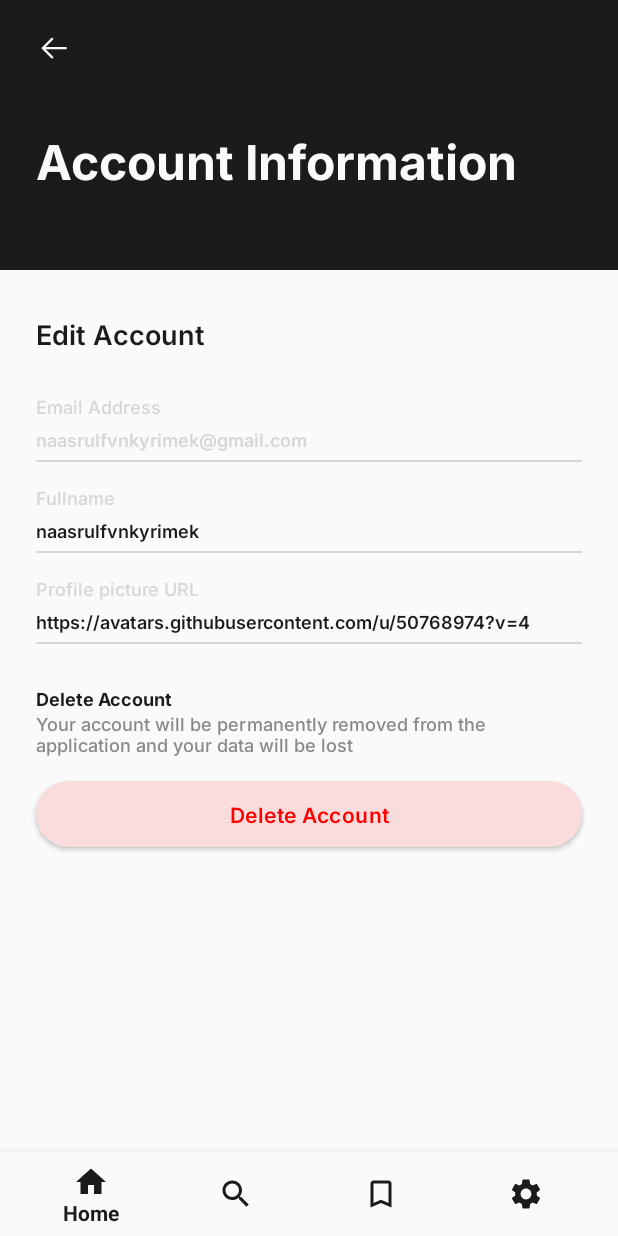
After one commit to adlihidayat/Halal-Recipe, an Android app: the fragment FragmentAccountInformation placed in its activity, on a phone screen of 412 x 824 dp. The commit adds this screen. Run offline under Robolectric (Android 15) with nearby library versions, the phone set to English and light mode, and no system bars.

Commit message:
change activity home to main & add account information UI

```diff
--- /dev/null
+++ b/app/src/main/java/com/example/halalrecipe/FragmentAccountInformation.kt
@@ -0,0 +1,59 @@
+package com.example.halalrecipe
+
+import android.os.Bundle
+import androidx.fragment.app.Fragment
+import android.view.LayoutInflater
+import android.view.View
+import android.view.ViewGroup
+
+// TODO: Rename parameter arguments, choose names that match
+// the fragment initialization parameters, e.g. ARG_ITEM_NUMBER
+private const val ARG_PARAM1 = "param1"
+private const val ARG_PARAM2 = "param2"
+
+/**
+ * A simple [Fragment] subclass.
+ * Use the [Home.newInstance] factory method to
+ * create an instance of this fragment.
+ */
+class FragmentAccountInformation : Fragment() {
+    // TODO: Rename and change types of parameters
+    private var param1: String? = null
+    private var param2: String? = null
+
+    override fun onCreate(savedInstanceState: Bundle?) {
+        super.onCreate(savedInstanceState)
+        arguments?.let {
+            param1 = it.getString(ARG_PARAM1)
+            param2 = it.getString(ARG_PARAM2)
+        }
+    }
+
+    override fun onCreateView(
+        inflater: LayoutInflater, container: ViewGroup?,
+        savedInstanceState: Bundle?
+    ): View? {
+        // Inflate the layout for this fragment
+        return inflater.inflate(R.layout.fragment_account_information, container, false)
+    }
+
+    companion object {
+        /**
+         * Use this factory method to create a new instance of
+         * this fragment using the provided parameters.
+         *
+         * @param param1 Parameter 1.
+         * @param param2 Parameter 2.
+         * @return A new instance of fragment Home.
+         */
+        // TODO: Rename and change types and number of parameters
+        @JvmStatic
+        fun newInstance(param1: String, param2: String) =
+            Home().apply {
+                arguments = Bundle().apply {
+                    putString(ARG_PARAM1, param1)
+                    putString(ARG_PARAM2, param2)
+                }
+            }
+    }
+}
--- a/app/src/main/java/com/example/halalrecipe/Settings.kt
+++ b/app/src/main/java/com/example/halalrecipe/Settings.kt
@@ -7,6 +7,7 @@ import android.view.View
 import android.view.ViewGroup
 import android.widget.LinearLayout
 import androidx.fragment.app.Fragment
+import androidx.fragment.app.FragmentTransaction
 import com.example.halalrecipe.activity.LoginActivity
 import com.example.halalrecipe.activity.NotificationsActivity
 import com.google.firebase.auth.FirebaseAuth
@@ -65,6 +66,18 @@ class Settings : Fragment() {
             activity?.finish() // Close the current fragment
         }
 
+        // Find the LinearLayout for "Account Information"
+        val accountInformationButton: LinearLayout = view.findViewById(R.id.account_information_button)
+
+        // Set click listener for the "Account Information" button
+        accountInformationButton.setOnClickListener {
+            // Replace the current fragment with FragmentAccountInformation
+            val fragmentTransaction: FragmentTransaction = parentFragmentManager.beginTransaction()
+            fragmentTransaction.replace(R.id.fragment_container, FragmentAccountInformation())
+            fragmentTransaction.addToBackStack(null) // Add to back stack so you can go back
+            fragmentTransaction.commit()
+        }
+
         return view
     }
 
--- a/app/src/main/java/com/example/halalrecipe/activity/HomeActivity.kt
+++ /dev/null
@@ -1,40 +0,0 @@
-package com.example.halalrecipe.activity
-
-import android.os.Bundle
-import androidx.appcompat.app.AppCompatActivity
-import androidx.fragment.app.Fragment
-import com.example.halalrecipe.Home
-import com.example.halalrecipe.R
-import com.example.halalrecipe.Saved
-import com.example.halalrecipe.Search
-import com.example.halalrecipe.Settings
-import com.example.halalrecipe.databinding.ActivityHomeBinding
-
-class HomeActivity : AppCompatActivity() {
-
-    private lateinit var binding: ActivityHomeBinding
-
-    override fun onCreate(savedInstanceState: Bundle?) {
-        super.onCreate(savedInstanceState)
-        binding = ActivityHomeBinding.inflate(layoutInflater)
-        setContentView(binding.root)
-
-        binding.bottomNavigationView.setOnItemSelectedListener {
-            when (it.itemId) {
-                R.id.home -> replaceFragment(Home())
-                R.id.search -> replaceFragment(Search())
-                R.id.saved -> replaceFragment(Saved())
-                R.id.settings -> replaceFragment(Settings())
-                else -> {}
-            }
-            true
-        }
-    }
-
-    private fun replaceFragment(fragment: Fragment) {
-        val fragmentManager = supportFragmentManager
-        val fragmentTransaction = fragmentManager.beginTransaction()
-        fragmentTransaction.replace(R.id.frame_layout, fragment)
-        fragmentTransaction.commit()
-    }
-}
--- a/app/src/main/java/com/example/halalrecipe/activity/LoginActivity.kt
+++ b/app/src/main/java/com/example/halalrecipe/activity/LoginActivity.kt
@@ -141,7 +141,7 @@ class LoginActivity : AppCompatActivity() {
                             .addOnSuccessListener {
                                 Log.d("LoginActivity", "User data saved successfully")
                                 // Navigate to RegisterActivity upon successful login
-                                val intent = Intent(this, HomeActivity::class.java)
+                                val intent = Intent(this, MainActivity::class.java)
                                 startActivity(intent)
                                 finish() // Optional: close LoginActivity if you don't want to return to it
                             }
@@ -207,7 +207,7 @@ class LoginActivity : AppCompatActivity() {
                 .addOnSuccessListener {
                     Log.d("LoginActivity", "GitHub user data saved successfully")
                     // Navigate to next activity or update UI as needed
-                    val intent = Intent(this, HomeActivity::class.java)
+                    val intent = Intent(this, MainActivity::class.java)
                     startActivity(intent)
                     finish()
                 }
@@ -229,7 +229,7 @@ class LoginActivity : AppCompatActivity() {
                     Toast.makeText(this, "Welcome ${user?.email}", Toast.LENGTH_SHORT).show()
 
                     // Navigate to RegisterActivity or home screen
-                    val intent = Intent(this, HomeActivity::class.java)
+                    val intent = Intent(this, MainActivity::class.java)
                     startActivity(intent)
                     finish()
                 } else {
--- /dev/null
+++ b/app/src/main/java/com/example/halalrecipe/activity/MainActivity.kt
@@ -0,0 +1,48 @@
+package com.example.halalrecipe.activity
+
+import android.os.Bundle
+import androidx.appcompat.app.AppCompatActivity
+import androidx.fragment.app.Fragment
+import com.example.halalrecipe.Home
+import com.example.halalrecipe.R
+import com.example.halalrecipe.Saved
+import com.example.halalrecipe.Search
+import com.example.halalrecipe.Settings
+import com.google.android.material.bottomnavigation.BottomNavigationView
+
+class MainActivity : AppCompatActivity() {
+
+    override fun onCreate(savedInstanceState: Bundle?) {
+        super.onCreate(savedInstanceState)
+        setContentView(R.layout.activity_main)
+
+        val bottomNavigationView = findViewById<BottomNavigationView>(R.id.bottomNavigationView)
+
+        // Load HomeFragment by default when the activity starts
+        if (savedInstanceState == null) {
+            supportFragmentManager.beginTransaction()
+                .replace(R.id.fragment_container, Home()) // Add HomeFragment into the container
+                .commit()
+        }
+
+        // Set listener to handle navigation item selections
+        bottomNavigationView.setOnItemSelectedListener { item ->
+            when (item.itemId) {
+                R.id.home -> replaceFragment(Home())
+                R.id.saved -> replaceFragment(Saved())
+                R.id.search -> replaceFragment(Search())
+                R.id.settings -> replaceFragment(Settings())
+                else -> false
+            }
+            true
+        }
+    }
+
+    // Helper method to replace fragments in the FrameLayout container
+    private fun replaceFragment(fragment: Fragment): Boolean {
+        supportFragmentManager.beginTransaction()
+            .replace(R.id.fragment_container, fragment)
+            .commit()
+        return true
+    }
+}
--- a/app/src/main/java/com/example/halalrecipe/activity/RegisterActivity.kt
+++ b/app/src/main/java/com/example/halalrecipe/activity/RegisterActivity.kt
@@ -190,7 +190,7 @@ class RegisterActivity : AppCompatActivity() {
                             .addOnSuccessListener {
                                 Log.d("LoginActivity", "User data saved successfully")
                                 // Navigate to RegisterActivity upon successful login
-                                val intent = Intent(this, HomeActivity::class.java)
+                                val intent = Intent(this, MainActivity::class.java)
                                 startActivity(intent)
                                 finish() // Optional: close LoginActivity if you don't want to return to it
                             }
@@ -256,7 +256,7 @@ class RegisterActivity : AppCompatActivity() {
                 .addOnSuccessListener {
                     Log.d("LoginActivity", "GitHub user data saved successfully")
                     // Navigate to next activity or update UI as needed
-                    val intent = Intent(this, HomeActivity::class.java)
+                    val intent = Intent(this, MainActivity::class.java)
                     startActivity(intent)
                     finish()
                 }
--- /dev/null
+++ b/app/src/main/res/drawable/rounded_button_delete_red.xml
@@ -0,0 +1,5 @@
+<!-- res/drawable/rounded_button_black.xml -->
+<shape xmlns:android="http://schemas.android.com/apk/res/android">
+    <solid android:color="#FBDCDC" /> <!-- Button background color -->
+    <corners android:radius="100dp" />    <!-- Set the corner radius -->
+</shape>
--- a/app/src/main/res/layout/activity_home.xml
+++ /dev/null
@@ -1,36 +0,0 @@
-<?xml version="1.0" encoding="utf-8"?>
-    <androidx.constraintlayout.widget.ConstraintLayout xmlns:android="http://schemas.android.com/apk/res/android"
-        xmlns:app="http://schemas.android.com/apk/res-auto"
-        xmlns:tools="http://schemas.android.com/tools"
-        android:layout_width="match_parent"
-        android:background="@color/white"
-        android:layout_height="match_parent">
-
-    <FrameLayout
-        android:id="@+id/frame_layout"
-        android:layout_width="0dp"
-        android:layout_height="0dp"
-        app:layout_constraintBottom_toTopOf="@+id/bottomNavigationView"
-        app:layout_constraintEnd_toEndOf="parent"
-        app:layout_constraintStart_toStartOf="parent"
-        app:layout_constraintTop_toTopOf="parent">
-
-    </FrameLayout>
-
-        <com.google.android.material.bottomnavigation.BottomNavigationView
-        android:id="@+id/bottomNavigationView"
-        android:layout_width="0dp"
-        android:layout_height="wrap_content"
-        android:background="@color/white"
-        app:itemBackground="@color/white"
-        app:itemIconTint="@color/black"
-        app:itemTextColor="@color/black"
-        app:layout_constraintBottom_toBottomOf="parent"
-        app:layout_constraintEnd_toEndOf="parent"
-        app:layout_constraintHorizontal_bias="0.0"
-        app:layout_constraintStart_toStartOf="parent"
-        app:menu="@menu/bottom_nav" />
-
-
-
-</androidx.constraintlayout.widget.ConstraintLayout>
--- /dev/null
+++ b/app/src/main/res/layout/activity_main.xml
@@ -0,0 +1,30 @@
+<?xml version="1.0" encoding="utf-8"?>
+<androidx.constraintlayout.widget.ConstraintLayout xmlns:android="http://schemas.android.com/apk/res/android"
+    xmlns:app="http://schemas.android.com/apk/res-auto"
+    xmlns:tools="http://schemas.android.com/tools"
+    android:layout_width="match_parent"
+    android:background="@color/white"
+    android:layout_height="match_parent">
+
+    <!-- FrameLayout to hold activity content -->
+    <FrameLayout
+        android:id="@+id/fragment_container"
+        android:layout_width="match_parent"
+        android:layout_height="match_parent"
+        app:layout_constraintBottom_toTopOf="@id/bottomNavigationView"
+        app:layout_constraintTop_toTopOf="parent"/>
+
+    <!-- Bottom Navigation View -->
+    <com.google.android.material.bottomnavigation.BottomNavigationView
+        android:id="@+id/bottomNavigationView"
+        android:layout_width="match_parent"
+        android:layout_height="wrap_content"
+        android:background="@color/white"
+        app:itemBackground="@color/white"
+        app:itemIconTint="@color/black"
+        app:itemTextColor="@color/black"
+        app:layout_constraintBottom_toBottomOf="parent"
+        app:layout_constraintStart_toStartOf="parent"
+        app:layout_constraintEnd_toEndOf="parent"
+        app:menu="@menu/bottom_nav" />
+</androidx.constraintlayout.widget.ConstraintLayout>
--- /dev/null
+++ b/app/src/main/res/layout/fragment_account_information.xml
@@ -0,0 +1,194 @@
+<?xml version="1.0" encoding="utf-8"?>
+<FrameLayout xmlns:android="http://schemas.android.com/apk/res/android"
+    xmlns:app="http://schemas.android.com/apk/res-auto"
+    xmlns:tools="http://schemas.android.com/tools"
+    android:layout_width="match_parent"
+    android:layout_height="match_parent"
+    android:background="@color/white"
+    tools:context=".Settings"
+    android:gravity="top|start">
+
+    <!-- Main container LinearLayout -->
+    <LinearLayout
+        android:layout_width="match_parent"
+        android:layout_height="match_parent"
+        android:orientation="vertical"
+        android:gravity="center_horizontal"> <!-- Center all children horizontally -->
+
+        <!-- Header Section -->
+        <LinearLayout
+            android:layout_width="match_parent"
+            android:layout_height="180dp"
+            android:background="@color/black"
+            android:orientation="vertical"
+            android:gravity="center_horizontal"> <!-- Center children horizontally -->
+
+            <!-- Home Button -->
+            <LinearLayout
+                android:layout_width="364dp"
+                android:layout_height="wrap_content"
+                android:layout_marginTop="20dp">
+                <ImageButton
+                    android:id="@+id/homeButton"
+                    android:layout_width="24dp"
+                    android:layout_height="24dp"
+                    android:background="@color/white"
+                    android:backgroundTint="@color/black"
+                    android:scaleType="center"
+                    android:src="@drawable/icon_arrowhite" />
+            </LinearLayout>
+
+            <!-- Title Text -->
+            <TextView
+                android:id="@+id/textView3"
+                android:layout_width="364dp"
+                android:layout_height="wrap_content"
+                android:layout_marginTop="40dp"
+                android:fontFamily="@font/inter_bold"
+                android:text="Account Information"
+                android:textColor="@color/white"
+                android:textSize="32sp" />
+        </LinearLayout>
+
+        <!-- Edit Account Section -->
+        <TextView
+            android:layout_width="364dp"
+            android:layout_height="wrap_content"
+            android:id="@+id/textView4"
+            android:textSize="18dp"
+            android:layout_marginTop="30dp"
+            android:textColor="@color/black"
+            android:fontFamily="@font/inter_semibold"
+            android:layout_marginBottom="28dp"
+            android:text="Edit Account" />
+
+        <!-- User Edit Section -->
+        <LinearLayout
+        android:layout_width="364dp"
+        android:layout_height="wrap_content"
+            android:layout_marginBottom="28dp"
+        android:orientation="vertical">
+            <LinearLayout
+                android:layout_width="match_parent"
+                android:layout_height="wrap_content"
+                android:layout_marginBottom="15dp"
+                android:orientation="vertical"> <!-- Center all children horizontally -->
+
+                <TextView
+                    android:layout_width="wrap_content"
+                    android:layout_height="22dp"
+                    android:textSize="12sp"
+                    android:textColor="@color/gray"
+                    android:fontFamily="@font/inter_medium"
+                    android:text="Email Address" />
+
+                <TextView
+                    android:layout_width="wrap_content"
+                    android:layout_height="22dp"
+                    android:textSize="12sp"
+                    android:textColor="@color/gray"
+                    android:fontFamily="@font/inter_semibold"
+                    android:text="naasrulfvnkyrimek@gmail.com" />
+
+                <View
+                    android:layout_width="match_parent"
+                    android:layout_height="1dp"
+                    android:layout_weight="1"
+                    android:background="@color/gray" />
+            </LinearLayout>
+            <LinearLayout
+                android:layout_width="match_parent"
+                android:layout_height="wrap_content"
+                android:layout_marginBottom="15dp"
+                android:orientation="vertical"> <!-- Center all children horizontally -->
+
+                <TextView
+                    android:layout_width="wrap_content"
+                    android:layout_height="22dp"
+                    android:textSize="12sp"
+                    android:textColor="@color/gray"
+                    android:fontFamily="@font/inter_medium"
+                    android:text="Fullname" />
+
+                <TextView
+                    android:layout_width="wrap_content"
+                    android:layout_height="22dp"
+                    android:textSize="12sp"
+                    android:textColor="@color/black"
+                    android:fontFamily="@font/inter_semibold"
+                    android:text="naasrulfvnkyrimek" />
+
+                <View
+                    android:layout_width="match_parent"
+                    android:layout_height="1dp"
+                    android:layout_weight="1"
+                    android:background="@color/gray" />
+            </LinearLayout>
+            <LinearLayout
+                android:layout_width="match_parent"
+                android:layout_height="wrap_content"
+                android:orientation="vertical"> <!-- Center all children horizontally -->
+
+                <TextView
+                    android:layout_width="wrap_content"
+                    android:layout_height="22dp"
+                    android:textSize="12sp"
+                    android:textColor="@color/gray"
+                    android:fontFamily="@font/inter_medium"
+                    android:text="Profile picture URL" />
+
+                <TextView
+                    android:layout_width="wrap_content"
+                    android:layout_height="22dp"
+                    android:textSize="12sp"
+                    android:textColor="@color/black"
+                    android:fontFamily="@font/inter_semibold"
+                    android:text="https://avatars.githubusercontent.com/u/50768974?v=4" />
+
+                <View
+                    android:layout_width="match_parent"
+                    android:layout_height="1dp"
+                    android:layout_weight="1"
+                    android:background="@color/gray" />
+            </LinearLayout>
+        </LinearLayout>
+
+        <LinearLayout
+            android:layout_width="364sp"
+            android:layout_height="wrap_content"
+            android:layout_marginBottom="16dp"
+            android:orientation="vertical">
+
+            <TextView
+                android:layout_width="wrap_content"
+                android:layout_height="wrap_content"
+                android:textSize="12sp"
+                android:textColor="@color/black"
+                android:fontFamily="@font/inter_bold"
+                android:text="Delete Account" />
+
+            <TextView
+                android:layout_width="wrap_content"
+                android:layout_height="wrap_content"
+                android:textSize="12sp"
+                android:textColor="@color/darkGray"
+                android:fontFamily="@font/inter_medium"
+                android:text="Your account will be permanently removed from the application and your data will be lost" />
+
+        </LinearLayout>
+
+        <Button
+            android:id="@+id/login_button"
+            android:layout_width="364dp"
+            android:layout_height="44dp"
+            android:layout_marginBottom="36dp"
+            android:background="@drawable/rounded_button_delete_red"
+            android:fontFamily="@font/inter_semibold"
+            android:letterSpacing=".02"
+            android:text="Delete Account"
+            android:textAllCaps="false"
+            android:textColor="@color/red"
+            android:gravity="center"
+            android:textSize="14sp" />
+    </LinearLayout>
+</FrameLayout>
--- a/app/src/main/res/layout/fragment_saved.xml
+++ b/app/src/main/res/layout/fragment_saved.xml
@@ -3,12 +3,17 @@
     xmlns:tools="http://schemas.android.com/tools"
     android:layout_width="match_parent"
     android:layout_height="match_parent"
-    tools:context=".Saved">
+    android:background="@color/black"
+    tools:context=".Home">
 
     <!-- TODO: Update blank fragment layout -->
     <TextView
-        android:layout_width="match_parent"
-        android:layout_height="match_parent"
-        android:text="@string/hello_blank_fragment" />
+        android:layout_width="wrap_content"
+        android:layout_height="wrap_content"
+        android:text="Saved Fragment"
+        android:textSize="26dp"
+        android:layout_gravity="center"/>
+
+
 
 </FrameLayout>
--- a/app/src/main/res/layout/fragment_search.xml
+++ b/app/src/main/res/layout/fragment_search.xml
@@ -3,12 +3,17 @@
     xmlns:tools="http://schemas.android.com/tools"
     android:layout_width="match_parent"
     android:layout_height="match_parent"
-    tools:context=".Search">
+    android:background="@color/black"
+    tools:context=".Home">
 
     <!-- TODO: Update blank fragment layout -->
     <TextView
-        android:layout_width="match_parent"
-        android:layout_height="match_parent"
-        android:text="@string/hello_blank_fragment" />
+        android:layout_width="wrap_content"
+        android:layout_height="wrap_content"
+        android:text="Search Fragment"
+        android:textSize="26dp"
+        android:layout_gravity="center"/>
+
+
 
 </FrameLayout>
--- a/app/src/main/res/layout/fragment_settings.xml
+++ b/app/src/main/res/layout/fragment_settings.xml
@@ -66,6 +66,7 @@
             android:orientation="vertical">
 
             <LinearLayout
+                android:id="@+id/account_information_button"
                 android:layout_width="364dp"
                 android:layout_height="56dp"
                 android:orientation="horizontal"
--- a/app/src/main/res/values/colors.xml
+++ b/app/src/main/res/values/colors.xml
@@ -2,6 +2,7 @@
 <resources>
     <color name="yellow">#FABE4A</color>
     <color name="gray">#D7D7D9</color>
+    <color name="darkGray">#8A8A8A</color>
     <color name="green">#18AD35</color>
     <color name="black">#1B1B1B</color>
     <color name="white">#FAFAFA</color>
```
Also changed, not shown: app/src/main/AndroidManifest.xml (+1 -8 lines).
